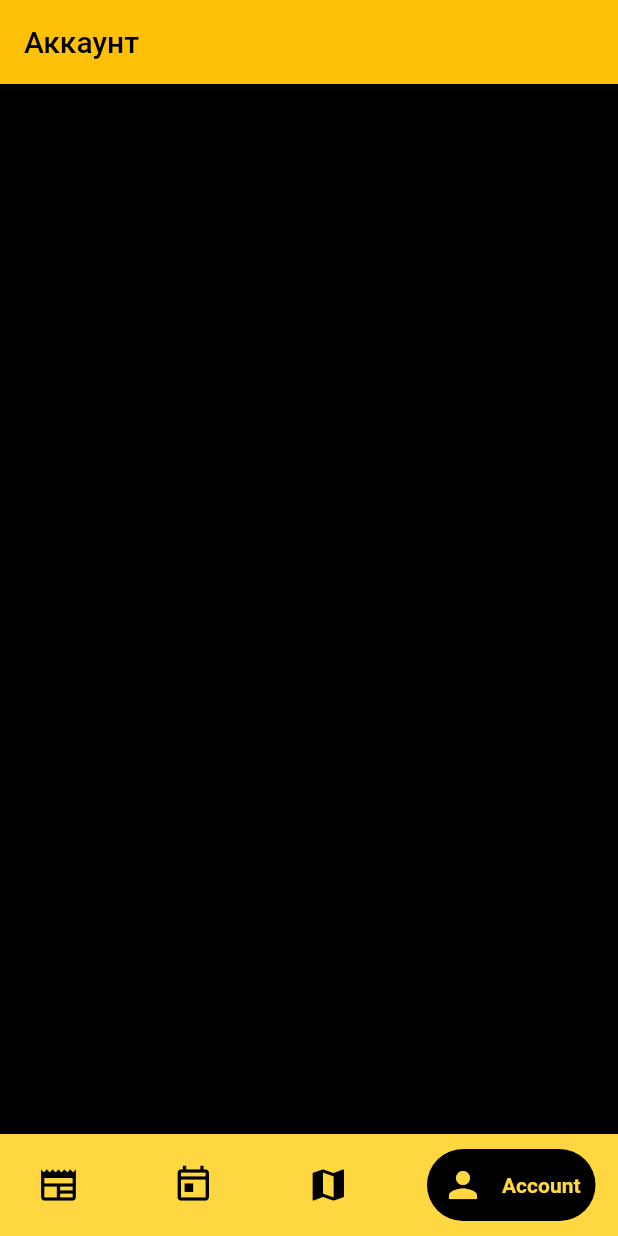
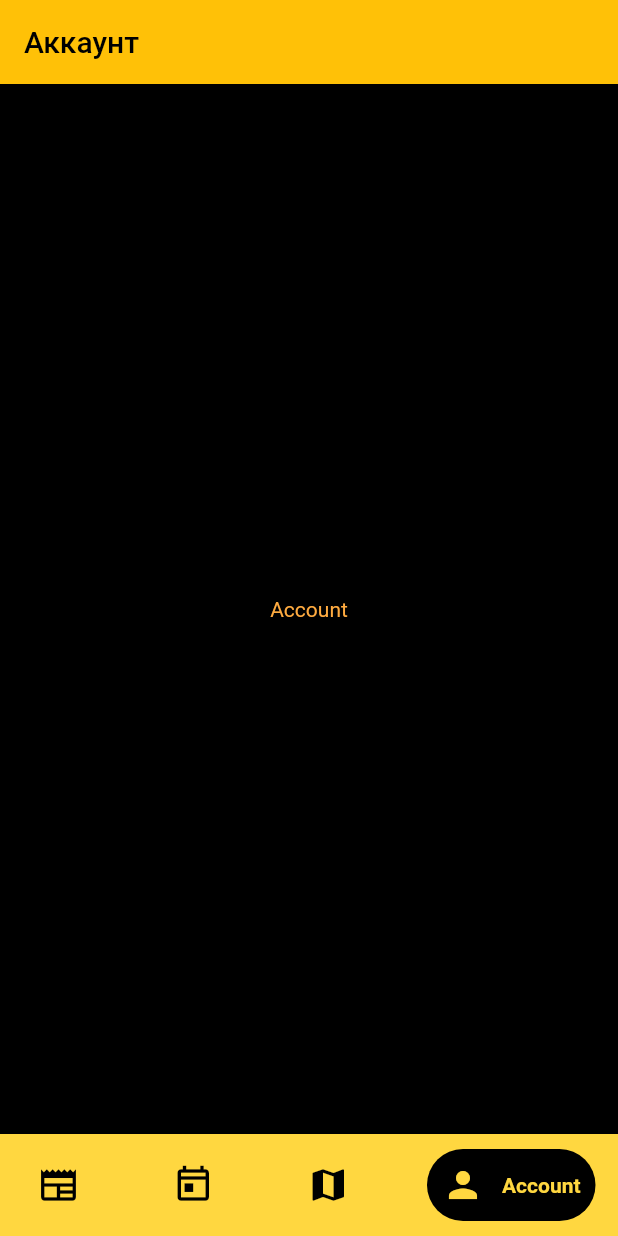
Before and after one commit to cpt-lecras/radik_project, a Flutter app: the screen it shows after launch, item 4 of the bottom bar chosen, on a phone screen of 412 x 824 dp. Run offline on Flutter 3.47's test engine with Material 2 defaults, Android fonts, the phone set to English and light mode, and no system bars; drawn by our look-alikes of google_nav_bar; our stand-ins replace date_picker_timeline.

Commit message:
Shedule update

```diff
--- a/lib/map.dart
+++ b/lib/map.dart
@@ -11,7 +11,10 @@ class _Map extends State<Map>{
   @override
   Widget build(BuildContext context){
     return Center(
-      child: Text('Map'),
+      child: Text(
+        'Map',
+        style: TextStyle(color: Colors.orangeAccent) ,
+      ),
     );
   }
 
--- a/lib/news.dart
+++ b/lib/news.dart
@@ -11,7 +11,10 @@ class _News extends State<News>{
   @override
   Widget build(BuildContext context){
     return Center(
-      child: Text('News'),
+      child: Text(
+          'News',
+          style: TextStyle(color: Colors.orangeAccent) ,
+      ),
     );
 
   }
--- a/lib/profile.dart
+++ b/lib/profile.dart
@@ -11,7 +11,10 @@ class _Account extends State<Account>{
   @override
   Widget build(BuildContext context){
     return Center(
-      child: Text('Account'),
+      child: Text(
+          'Account',
+        style: TextStyle(color: Colors.orangeAccent) ,
+      ),
     );
 
   }
```
